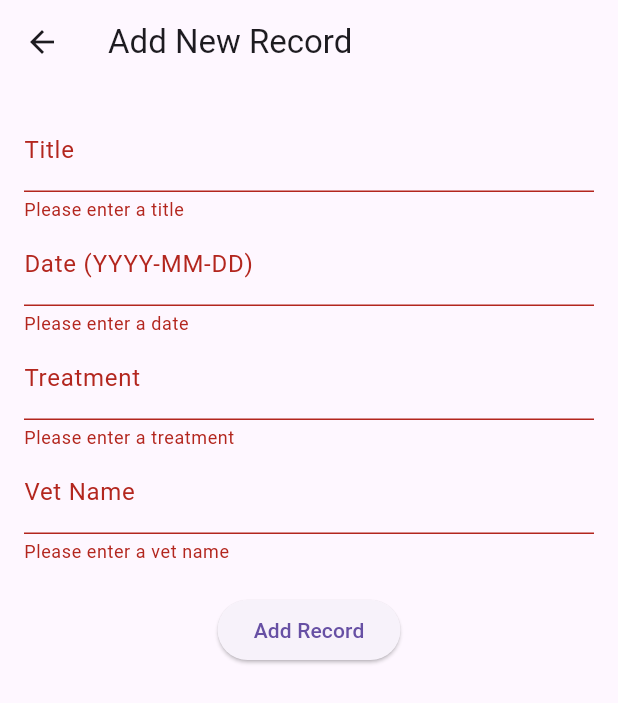
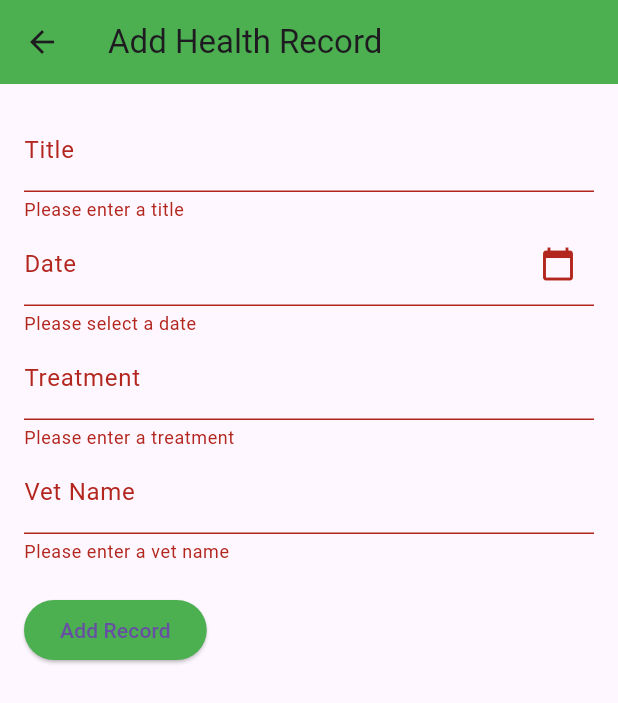
Before and after one commit to nemal2/Pet-Care-App, a Flutter app: the AddRecordScreen screen opened directly with empty values, after a tap on "Add Record", on a phone screen of 412 x 824 dp. Shown: the top 703 px of the screen. Run offline on Flutter 3.47's test engine with Material 3 defaults, Android fonts, the light colour scheme and no system bars; our stand-ins replace cloud_firestore, firebase_auth, firebase_core, google_fonts; accounts and stored records are empty.

Commit message:
record per pet sepation

```diff
--- a/lib/screens/home/AddRecScreen.dart
+++ b/lib/screens/home/AddRecScreen.dart
@@ -1,18 +1,18 @@
 import 'package:flutter/material.dart';
+import 'package:pet_care_app/services/vaccine_service.dart';
 
 class AddRecordScreen extends StatefulWidget {
-  final Map<String, dynamic>? initialData;
   final Function(Map<String, dynamic>) onRecordAdded;
-  final Function(Map<String, dynamic>)? onRecordUpdated;
+  final String petId;
 
   const AddRecordScreen({
-    this.initialData,
     required this.onRecordAdded,
-    this.onRecordUpdated,
-    Key? key,
-  }) : super(key: key);
+    required this.petId,
+    super.key,
+  });
 
   @override
+  // ignore: library_private_types_in_public_api
   _AddRecordScreenState createState() => _AddRecordScreenState();
 }
 
@@ -26,81 +26,105 @@ class _AddRecordScreenState extends State<AddRecordScreen> {
   @override
   void initState() {
     super.initState();
-    _titleController =
-        TextEditingController(text: widget.initialData?['title'] ?? '');
-    _dateController =
-        TextEditingController(text: widget.initialData?['date'] ?? '');
-    _treatmentController =
-        TextEditingController(text: widget.initialData?['treatment'] ?? '');
-    _vetController =
-        TextEditingController(text: widget.initialData?['vet'] ?? '');
+    _titleController = TextEditingController();
+    _dateController = TextEditingController();
+    _treatmentController = TextEditingController();
+    _vetController = TextEditingController();
   }
 
-  void _submitForm() {
+  Future<void> _selectDate(BuildContext context) async {
+    DateTime? pickedDate = await showDatePicker(
+      context: context,
+      initialDate: DateTime.now(),
+      firstDate: DateTime(2000),
+      lastDate: DateTime(2100),
+    );
+
+    if (pickedDate != null) {
+      setState(() {
+        _dateController.text =
+            "${pickedDate.year}-${pickedDate.month.toString().padLeft(2, '0')}-${pickedDate.day.toString().padLeft(2, '0')}";
+      });
+    }
+  }
+
+  void _submitForm() async {
     if (_formKey.currentState!.validate()) {
-      final record = {
+      final newRecord = {
         'title': _titleController.text,
-        'status': widget.initialData == null
-            ? 'Pending'
-            : widget.initialData!['status'],
         'date': _dateController.text,
         'treatment': _treatmentController.text,
         'vet': _vetController.text,
       };
 
-      if (widget.initialData == null) {
-        widget.onRecordAdded(record);
-      } else {
-        widget.onRecordUpdated!(record);
-      }
+      // Add the new record to the backend
+      await VaccineService().addHealthRecord(widget.petId, newRecord);
 
-      Navigator.pop(context);
+      widget.onRecordAdded(
+          newRecord); // Callback to update the UI on the PetHealthRecordScreen
+
+      // ignore: use_build_context_synchronously
+      Navigator.pop(context); // Go back to the previous screen
     }
+  }
+
+  @override
+  void dispose() {
+    _titleController.dispose();
+    _dateController.dispose();
+    _treatmentController.dispose();
+    _vetController.dispose();
+    super.dispose();
   }
 
   @override
   Widget build(BuildContext context) {
     return Scaffold(
       appBar: AppBar(
-        title:
-            Text(widget.initialData == null ? 'Add New Record' : 'Edit Record'),
+        title: const Text('Add Health Record'),
+        backgroundColor: Colors.green,
       ),
       body: Padding(
-        padding: EdgeInsets.all(16),
+        padding: const EdgeInsets.all(16.0),
         child: Form(
           key: _formKey,
           child: Column(
+            crossAxisAlignment: CrossAxisAlignment.start,
             children: [
               TextFormField(
                 controller: _titleController,
-                decoration: InputDecoration(labelText: 'Title'),
+                decoration: const InputDecoration(labelText: 'Title'),
                 validator: (value) =>
                     value!.isEmpty ? 'Please enter a title' : null,
               ),
               TextFormField(
                 controller: _dateController,
-                decoration: InputDecoration(labelText: 'Date (YYYY-MM-DD)'),
+                decoration: const InputDecoration(
+                  labelText: 'Date',
+                  suffixIcon: Icon(Icons.calendar_today),
+                ),
+                readOnly: true,
+                onTap: () => _selectDate(context),
                 validator: (value) =>
-                    value!.isEmpty ? 'Please enter a date' : null,
+                    value!.isEmpty ? 'Please select a date' : null,
               ),
               TextFormField(
                 controller: _treatmentController,
-                decoration: InputDecoration(labelText: 'Treatment'),
+                decoration: const InputDecoration(labelText: 'Treatment'),
                 validator: (value) =>
                     value!.isEmpty ? 'Please enter a treatment' : null,
               ),
               TextFormField(
                 controller: _vetController,
-                decoration: InputDecoration(labelText: 'Vet Name'),
+                decoration: const InputDecoration(labelText: 'Vet Name'),
                 validator: (value) =>
                     value!.isEmpty ? 'Please enter a vet name' : null,
               ),
-              SizedBox(height: 20),
+              const SizedBox(height: 20),
               ElevatedButton(
                 onPressed: _submitForm,
-                child: Text(widget.initialData == null
-                    ? 'Add Record'
-                    : 'Update Record'),
+                style: ElevatedButton.styleFrom(backgroundColor: Colors.green),
+                child: const Text('Add Record'),
               ),
             ],
           ),
--- a/lib/services/pet_service.dart
+++ b/lib/services/pet_service.dart
@@ -46,6 +46,7 @@ class PetService {
         .doc(user.uid)
         .collection('pets')
         .get();
+
     return snapshot.docs
         .map((doc) => {...doc.data() as Map<String, dynamic>, 'id': doc.id})
         .toList();
```
Also changed, not shown: lib/main.dart (+3 -5 lines), lib/screens/home/healthrecord_screen.dart (+56 -60 lines), lib/screens/home/homepage_screen.dart (+63 -23 lines), lib/services/vaccine_service.dart (+0 -17 lines).
